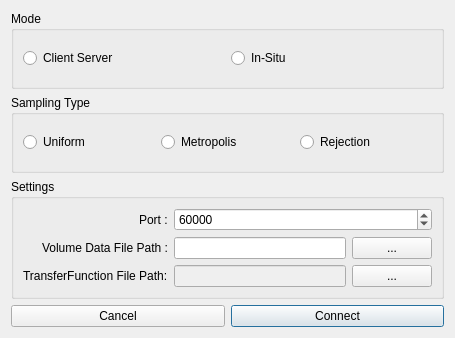
First picture: the form in Widgets/Connect.ui, repository CCSEPBVR/CS-IS-PBVR, before the edit.
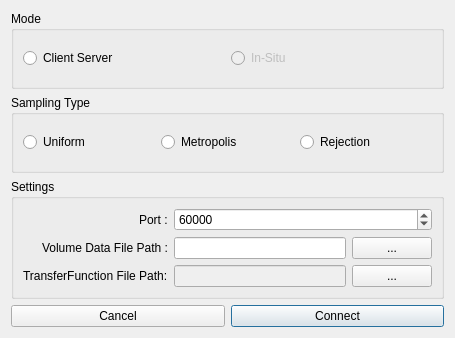
Second picture: the form after the edit.

```diff
--- a/Widgets/Connect.ui
+++ b/Widgets/Connect.ui
@@ -66,6 +66,9 @@
       </item>
       <item row="0" column="1">
        <widget class="QRadioButton" name="inSituRBtn">
+        <property name="enabled">
+         <bool>false</bool>
+        </property>
         <property name="text">
          <string>In-Situ</string>
         </property>
```
